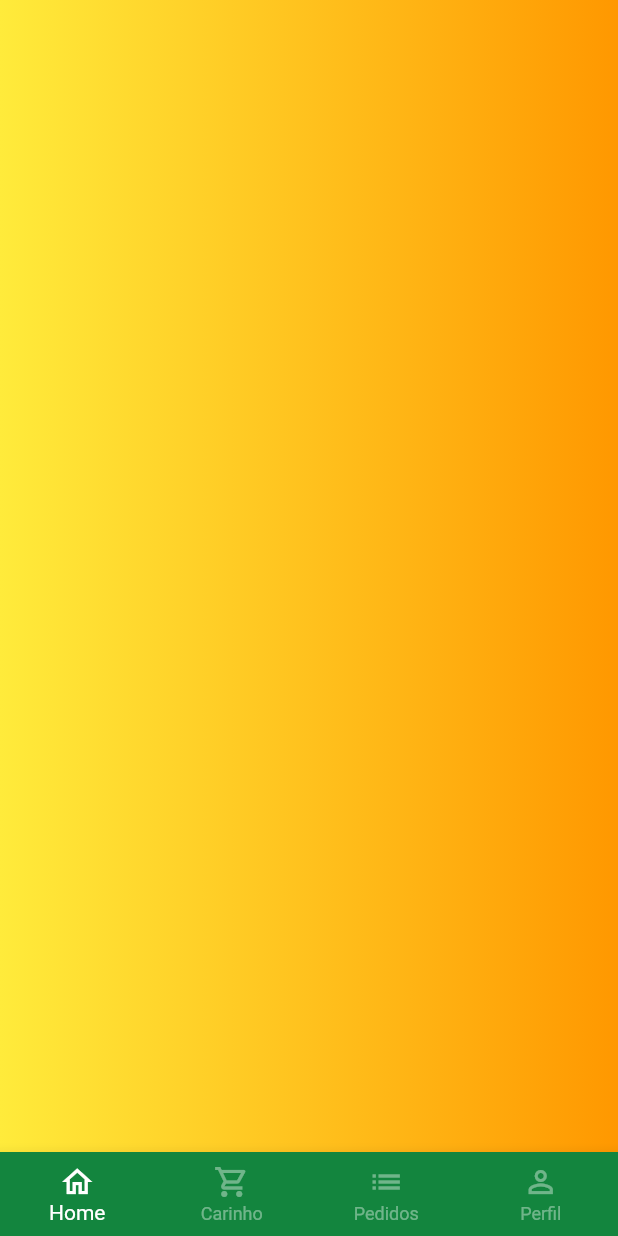
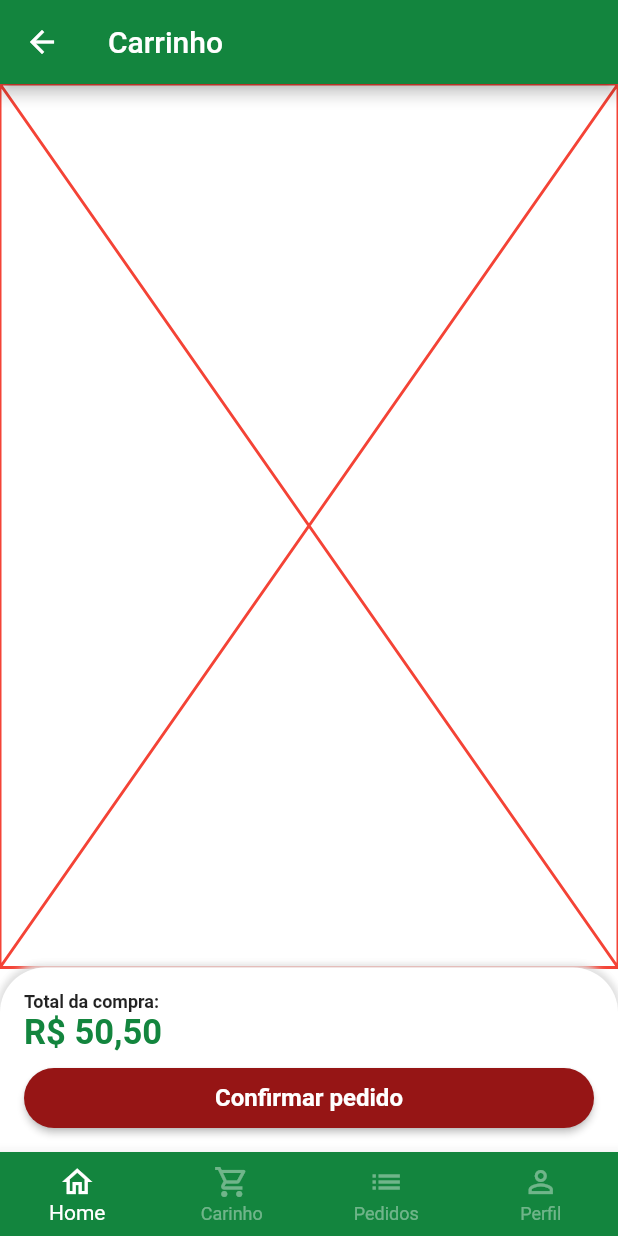
Before and after one commit to gut00/HortifrutiApp, a Flutter app: the BasePage screen opened directly, swiped to page 2, on a phone screen of 412 x 824 dp. Run offline on Flutter 3.47's test engine with Material 2 defaults, Android fonts, the phone set to English and light mode, and no system bars; our stand-ins replace animated_text_kit, badges, get, mask_text_input_formatter.

Commit message:
update_02/11

```diff
--- a/lib/src/pages/base/base_page.dart
+++ b/lib/src/pages/base/base_page.dart
@@ -1,4 +1,5 @@
 import 'package:flutter/material.dart';
+import 'package:myapp/src/pages/cart/cart_tab.dart';
 import 'package:myapp/src/pages/home/home_tab.dart';
 
 class BasePage extends StatefulWidget {
@@ -20,13 +21,7 @@ class _BasePageState extends State<BasePage> {
         controller: pageController,
         children: [
           const HomeTab(),
-          Container(
-            decoration: const BoxDecoration(
-              gradient: LinearGradient(
-                colors: [Colors.yellow, Colors.orange],
-              ),
-            ),
-          ),
+          CartTab(),
           Container(
             decoration: const BoxDecoration(
               gradient: LinearGradient(
--- a/lib/src/pages/cart/cart_tab.dart
+++ b/lib/src/pages/cart/cart_tab.dart
@@ -0,0 +1,84 @@
+import 'package:flutter/material.dart';
+import 'package:myapp/src/services/utils_services.dart';
+
+class CartTab extends StatelessWidget {
+  CartTab({super.key});
+
+  final UtilServices utilServices = UtilServices();
+
+  @override
+  Widget build(BuildContext context) {
+    return Scaffold(
+      appBar: AppBar(
+        title: const Text('Carrinho'),
+      ),
+      body: Column(
+        children: [
+          const Expanded(
+            child: Placeholder(
+              color: Colors.red,
+            ),
+          ),
+          Container(
+            padding: const EdgeInsets.all(16),
+            decoration: BoxDecoration(
+              color: Colors.white,
+              borderRadius: const BorderRadius.vertical(
+                top: Radius.circular(30),
+              ),
+              boxShadow: [
+                BoxShadow(
+                  color: Colors.grey.shade300,
+                  blurRadius: 3,
+                  spreadRadius: 2,
+                ),
+              ],
+            ),
+            child: Column(
+              crossAxisAlignment: CrossAxisAlignment.stretch,
+              children: [
+                const Text(
+                  'Total da compra:',
+                  style: TextStyle(
+                    fontSize: 12,
+                    fontWeight: FontWeight.bold,
+                  ),
+                ),
+                Text(
+                  utilServices.priceToCurrenty(50.5),
+                  style: const TextStyle(
+                    fontSize: 23,
+                    color: Color.fromARGB(255, 19, 133, 62),
+                    fontWeight: FontWeight.bold,
+                  ),
+                ),
+                Padding(
+                  padding: const EdgeInsets.only(top: 10),
+                  child: SizedBox(
+                    height: 40,
+                    child: ElevatedButton(
+                      style: ElevatedButton.styleFrom(
+                        shape: RoundedRectangleBorder(
+                          borderRadius: BorderRadius.circular(20),
+                        ),
+                        backgroundColor: const Color.fromARGB(255, 150, 21, 21),
+                      ),
+                      onPressed: () {},
+                      child: const Text(
+                        'Confirmar pedido',
+                        style: TextStyle(
+                          fontSize: 16,
+                          fontWeight: FontWeight.bold,
+                        ),
+                      ),
+                    ),
+                  ),
+                ),
+              ],
+            ),
+          ),
+        ],
+      ),
+    );
+  }
+}
```
Also changed, not shown: lib/src/models/cart_item_model.dart (added).
